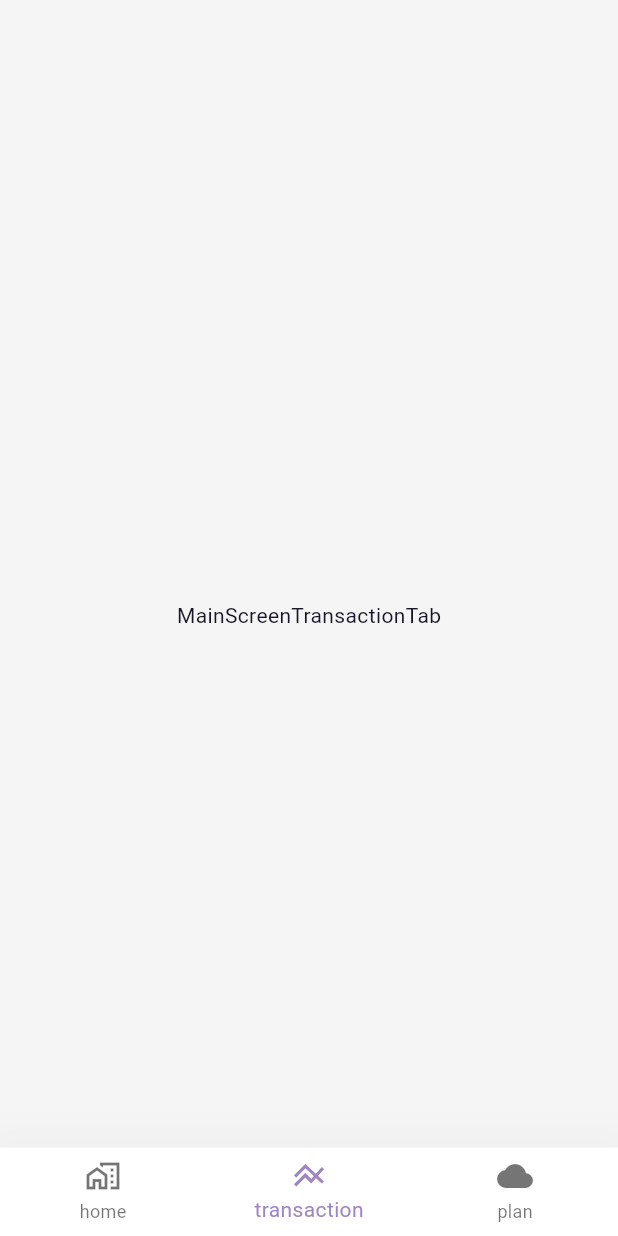
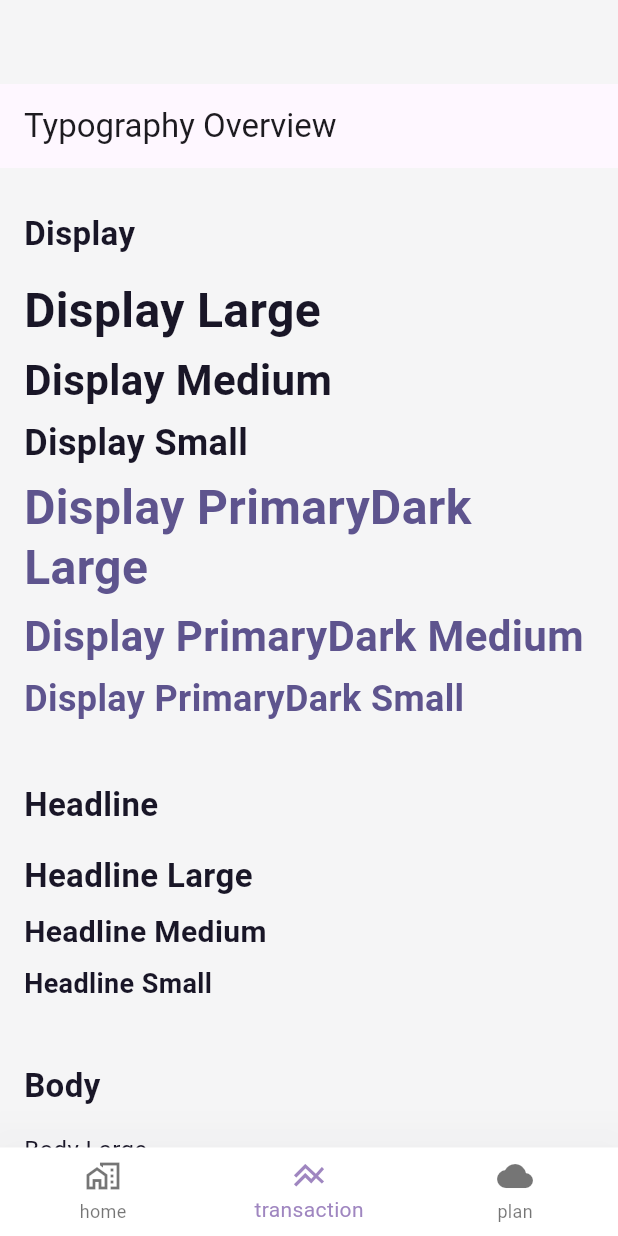
Before and after one commit to aofattaporn/budgetwise-app, a Flutter app: the screen it shows after launch, item 2 of the bottom bar chosen, on a phone screen of 412 x 824 dp. Run offline on Flutter 3.47's test engine with Material 3 defaults, Android fonts, the phone set to English and light mode, and no system bars; our stand-ins replace equatable, flutter_bloc, flutter_dotenv, get_it, logger, skeletonizer and 1 more; accounts and stored records are empty.

Commit message:
refactor: widget util

```diff
--- a/lib/budget_wise_app.dart
+++ b/lib/budget_wise_app.dart
@@ -1,5 +1,5 @@
-import 'package:budget_wise/src/common/routes/app_routes.dart';
-import 'package:budget_wise/src/common/routes/app_screens.dart';
+import 'package:budget_wise/src/presentation/routes/app_routes.dart';
+import 'package:budget_wise/src/presentation/routes/app_screens.dart';
 import 'package:budget_wise/src/presentation/theme/app_theme.dart';
 import 'package:budget_wise/src/core/constant/business_constant.dart';
 import 'package:budget_wise/src/core/constant/common_constant.dart';
--- a/lib/src/core/utils/plan_util.dart
+++ b/lib/src/core/utils/plan_util.dart
@@ -10,7 +10,7 @@ class PlanUtil {
       TransactionsSegment(
         segmentName: BusinessConstant.tranfersType,
         usage: plan?.summaryTranfer ?? 0,
-        color: AppColors.priamryDark,
+        color: AppColors.primaryDark,
       ),
       TransactionsSegment(
         segmentName: BusinessConstant.savingType,
--- a/lib/src/core/utils/response_util.dart
+++ b/lib/src/core/utils/response_util.dart
@@ -1,4 +1,4 @@
-import 'package:budget_wise/src/common/model/common_response.dart';
+import 'package:budget_wise/src/domain/models/common/common_response.dart';
 import 'package:budget_wise/src/core/constant/response_constant.dart';
 
 class ResponseUtil {
--- a/lib/src/data/datasources/plan_datasource.dart
+++ b/lib/src/data/datasources/plan_datasource.dart
@@ -1,4 +1,4 @@
-import 'package:budget_wise/src/common/model/common_response.dart';
+import 'package:budget_wise/src/domain/models/common/common_response.dart';
 import 'package:budget_wise/src/core/constant/response_constant.dart';
 import 'package:budget_wise/src/core/utils/error_util.dart';
 import 'package:budget_wise/src/core/utils/response_util.dart';
--- a/lib/src/data/datasources/plan_item_datasource.dart
+++ b/lib/src/data/datasources/plan_item_datasource.dart
@@ -1,4 +1,4 @@
-import 'package:budget_wise/src/common/model/common_response.dart';
+import 'package:budget_wise/src/domain/models/common/common_response.dart';
 import 'package:budget_wise/src/core/constant/response_constant.dart';
 import 'package:budget_wise/src/core/errors/bussiness_error.dart';
 import 'package:budget_wise/src/core/utils/error_util.dart';
--- a/lib/src/presentation/components/plan_item_component.dart
+++ b/lib/src/presentation/components/plan_item_component.dart
@@ -1,6 +1,6 @@
 import 'package:budget_wise/src/presentation/common/custom_common_dailog.dart';
 import 'package:budget_wise/src/presentation/widgets/btn/common_outline_btn.dart';
-import 'package:budget_wise/src/common/routes/app_routes.dart';
+import 'package:budget_wise/src/presentation/routes/app_routes.dart';
 import 'package:budget_wise/src/presentation/theme/app_colors.dart';
 import 'package:budget_wise/src/presentation/theme/app_padding.dart';
 import 'package:budget_wise/src/presentation/theme/app_shadow.dart';
--- a/lib/src/common/routes/app_screens.dart
+++ b/lib/src/presentation/routes/app_screens.dart
@@ -1,5 +1,5 @@
 import 'package:budget_wise/src/presentation/common/unknown_screen.dart';
-import 'package:budget_wise/src/common/routes/app_routes.dart';
+import 'package:budget_wise/src/presentation/routes/app_routes.dart';
 import 'package:budget_wise/src/domain/models/plan_dto.dart';
 import 'package:budget_wise/src/presentation/screens/main_screen.dart';
 import 'package:budget_wise/src/presentation/screens/new_planning_screen.dart';
--- a/lib/src/presentation/screens/main_screen.dart
+++ b/lib/src/presentation/screens/main_screen.dart
@@ -70,7 +70,7 @@ class MainScreen extends StatelessWidget {
       case RouteConstant.home:
         return const MainScreenAccountTab();
       case RouteConstant.transaction:
-        return const MainScreenTransactionTab();
+        return const TypographyShowcaseScreen();
       case RouteConstant.plan:
         return const PlanTab();
       default:
--- a/lib/src/presentation/screens/sub_screens/main_screen_transaction_tab.dart
+++ b/lib/src/presentation/screens/sub_screens/main_screen_transaction_tab.dart
@@ -1,10 +1,74 @@
+import 'package:budget_wise/src/presentation/theme/app_text_style.dart';
 import 'package:flutter/material.dart';
 
-class MainScreenTransactionTab extends StatelessWidget {
-  const MainScreenTransactionTab({super.key});
+class TypographyShowcaseScreen extends StatelessWidget {
+  const TypographyShowcaseScreen({super.key});
 
   @override
   Widget build(BuildContext context) {
-    return const Center(child: Text("MainScreenTransactionTab"));
+    return Scaffold(
+      appBar: AppBar(
+        title: const Text('Typography Overview'),
+      ),
+      body: ListView(
+        padding: const EdgeInsets.all(16),
+        children: [
+          _buildSectionTitle('Display'),
+          _buildTextSample('Display Large', AppTextStyles.displayLarge),
+          _buildTextSample('Display Medium', AppTextStyles.displayMedium),
+          _buildTextSample('Display Small', AppTextStyles.displaySmall),
+          _buildTextSample(
+              'Display PrimaryDark Large', AppTextStyles.displayPrimaryLarge),
+          _buildTextSample(
+              'Display PrimaryDark Medium', AppTextStyles.displayPrimaryMedium),
+          _buildTextSample(
+              'Display PrimaryDark Small', AppTextStyles.displayPrimarySmall),
+          const SizedBox(height: 24),
+          _buildSectionTitle('Headline'),
+          _buildTextSample('Headline Large', AppTextStyles.headlineLarge),
+          _buildTextSample('Headline Medium', AppTextStyles.headlineMedium),
+          _buildTextSample('Headline Small', AppTextStyles.headlineSmall),
+          const SizedBox(height: 24),
+          _buildSectionTitle('Body'),
+          _buildTextSample('Body Large', AppTextStyles.bodyLarge),
+          _buildTextSample('Body Medium', AppTextStyles.bodyMedium),
+          _buildTextSample('Body Small', AppTextStyles.bodySmall),
+          const SizedBox(height: 24),
+          _buildSectionTitle('Label'),
+          _buildTextSample('Label Large', AppTextStyles.labelLarge),
+          _buildTextSample('Label Medium', AppTextStyles.labelMedium),
+          _buildTextSample('Label Small', AppTextStyles.labelSmall),
+          _buildTextSample('Label Gray Small', AppTextStyles.labelGraySmall),
+          _buildTextSample(
+              'Label Primary Small', AppTextStyles.labelPrimarySmall),
+        ],
+      ),
+    );
+  }
+
+  Widget _buildSectionTitle(String title) {
+    return Padding(
+      padding: const EdgeInsets.symmetric(vertical: 12),
+      child: Text(
+        title,
+        style: AppTextStyles.headlineLarge,
+      ),
+    );
+  }
+
+  Widget _buildTextSample(String label, TextStyle style) {
+    return Padding(
+      padding: const EdgeInsets.symmetric(vertical: 4),
+      child: Row(
+        children: [
+          Expanded(
+            child: Text(
+              label,
+              style: style,
+            ),
+          ),
+        ],
+      ),
+    );
   }
 }
--- a/lib/src/presentation/screens/sub_screens/plan_tab.dart
+++ b/lib/src/presentation/screens/sub_screens/plan_tab.dart
@@ -10,7 +10,7 @@ import 'package:budget_wise/src/presentation/common/custom_common_sheet.dart';
 import 'package:budget_wise/src/presentation/bloc/plan_item_bloc/plan_item_bloc.dart';
 import 'package:budget_wise/src/presentation/bloc/plan_item_bloc/plan_item_event.dart';
 import 'package:budget_wise/src/presentation/bloc/plan_item_bloc/plan_item_state.dart';
-import 'package:budget_wise/src/presentation/components/plan_item.dart';
+import 'package:budget_wise/src/presentation/components/plan_item_card.dart';
 import 'package:budget_wise/src/presentation/components/segmented_circular_progress.dart';
 import 'package:budget_wise/src/presentation/components/summary_plan_segemennt.dart';
 import 'package:flutter/material.dart';
@@ -108,7 +108,7 @@ class _PlanTabState extends State<PlanTab> {
           limitAmount: plan.totalBudget,
           segmentTilel: BusinessConstant.savingType,
           usage: plan.summarySaving,
-          segmentColor: AppColors.priamryDark,
+          segmentColor: AppColors.primaryDark,
         ),
         const SizedBox(height: 8),
         SummaryPlanSegment(
@@ -194,7 +194,7 @@ class _PlanTabState extends State<PlanTab> {
                 itemBuilder: (context, index) {
                   final item = state.planItems[index];
                   final progress = item.usage / item.planAmount;
-                  return PlannItem(item: item, progress: progress);
+                  return PlanItemCard(item: item, progress: progress);
                 },
               );
             }
@@ -224,7 +224,7 @@ class _PlanTabState extends State<PlanTab> {
               style: TextStyle(
                 fontSize: 16,
                 fontWeight: FontWeight.bold,
-                color: AppColors.priamryDark,
+                color: AppColors.primaryDark,
               ),
               textAlign: TextAlign.center,
             ),
--- a/lib/src/presentation/sheets/planning_overview_sheet.dart
+++ b/lib/src/presentation/sheets/planning_overview_sheet.dart
@@ -1,5 +1,5 @@
 import 'package:budget_wise/src/presentation/widgets/btn/common_icon_btn.dart';
-import 'package:budget_wise/src/common/routes/app_routes.dart';
+import 'package:budget_wise/src/presentation/routes/app_routes.dart';
 import 'package:budget_wise/src/presentation/theme/app_padding.dart';
 import 'package:budget_wise/src/presentation/theme/app_spacing.dart';
 import 'package:budget_wise/src/presentation/theme/app_text_style.dart';
@@ -61,7 +61,7 @@ class _PlanningOverviewSheetState extends State<PlanningOverviewSheet> {
         mainAxisAlignment: MainAxisAlignment.spaceBetween,
         crossAxisAlignment: CrossAxisAlignment.end,
         children: [
-          Text(kTitlePlanSheet, style: AppTextStyles.displayPriamryDarkSmall),
+          Text(kTitlePlanSheet, style: AppTextStyles.displayPrimarySmall),
           CommonIconBtn(
               label: kAddNewLabel,
               icon: const Icon(Icons.add, color: Colors.white),
--- a/lib/src/presentation/theme/app_colors.dart
+++ b/lib/src/presentation/theme/app_colors.dart
@@ -13,7 +13,7 @@ class AppColors {
   static const transparent = Colors.transparent;
 
   static const Color primary = Color(0xFF9F86C0);
-  static const Color priamryDark = Color(0xFF5E548E);
+  static const Color primaryDark = Color(0xFF5E548E);
   static const Color primaryLigth = Color(0xFFBE95C4);
   static const Color primarySubtle = Color(0xFFD6BBDD);
 
--- a/lib/src/presentation/theme/app_text_style.dart
+++ b/lib/src/presentation/theme/app_text_style.dart
@@ -2,7 +2,7 @@ import 'package:budget_wise/src/presentation/theme/app_colors.dart';
 import 'package:flutter/material.dart';
 
 /// {@template app_text_styles}
-/// Class that contains all text styles used in the app.
+/// Class that contains all text styles used across the app.
 /// {@endtemplate}
 class AppTextStyles {
   AppTextStyles._();
@@ -11,8 +11,7 @@ class AppTextStyles {
   // =                                  DISPLAY                                =
   // ============================================================================
 
-  // ====> AppColors.dark
-
+  // ====> Dark Color
   static const displayLarge = TextStyle(
     color: AppColors.dark,
     fontSize: 32,
@@ -34,24 +33,23 @@ class AppTextStyles {
     height: 1.3,
   );
 
-  // ====> AppColors.priamryDark
-
-  static const displayPriamryDarkLarge = TextStyle(
-    color: AppColors.priamryDark,
+  // ====> PrimaryDark Color
+  static const displayPrimaryLarge = TextStyle(
+    color: AppColors.primaryDark,
     fontSize: 32,
     fontWeight: FontWeight.bold,
     height: 1.25,
   );
 
-  static const displayPriamryDarkMedium = TextStyle(
-    color: AppColors.priamryDark,
+  static const displayPrimaryMedium = TextStyle(
+    color: AppColors.primaryDark,
     fontSize: 28,
     fontWeight: FontWeight.bold,
     height: 1.3,
   );
 
-  static const displayPriamryDarkSmall = TextStyle(
-    color: AppColors.priamryDark,
+  static const displayPrimarySmall = TextStyle(
+    color: AppColors.primaryDark,
     fontSize: 24,
     fontWeight: FontWeight.bold,
     height: 1.3,
@@ -89,7 +87,7 @@ class AppTextStyles {
   static const bodyLarge = TextStyle(
     color: AppColors.dark,
     fontSize: 16,
-    fontWeight: FontWeight.w100,
+    fontWeight: FontWeight.w400,
     height: 1.5,
   );
 
@@ -132,16 +130,19 @@ class AppTextStyles {
     height: 1.4,
   );
 
-  // ====> Add-ons
+  // ============================================================================
+  // =                                 SPECIAL LABELS                          =
+  // ============================================================================
 
   static const labelGraySmall = TextStyle(
     color: AppColors.grayLight,
     fontSize: 12,
+    fontWeight: FontWeight.w400,
     height: 1.4,
   );
 
   static const labelPrimarySmall = TextStyle(
-    color: AppColors.priamryDark,
+    color: AppColors.primaryDark,
     fontWeight: FontWeight.bold,
     fontSize: 12,
     height: 1.4,
--- a/lib/src/presentation/theme/app_theme.dart
+++ b/lib/src/presentation/theme/app_theme.dart
@@ -36,7 +36,7 @@ class AppTheme {
     cardTheme: _cardTheme,
     primaryColor: AppColors.primary,
     primaryColorLight: AppColors.primaryLigth,
-    primaryColorDark: AppColors.priamryDark,
+    primaryColorDark: AppColors.primaryDark,
     scaffoldBackgroundColor: AppColors.grayDark.shade100,
   );
 
```
Also changed, not shown: lib/src/presentation/common/custum_common_widget.dart (added, +26 -0 lines), lib/src/presentation/components/plan_item.dart (deleted, +0 -77 lines), lib/src/presentation/components/plan_item_card.dart (added, +86 -0 lines), lib/src/presentation/widgets/box_icon.dart (added, +39 -0 lines), lib/src/domain/models/common/common_response.dart (renamed from lib/src/common/model/common_response.dart), lib/src/presentation/routes/app_routes.dart (renamed from lib/src/common/routes/app_routes.dart).
